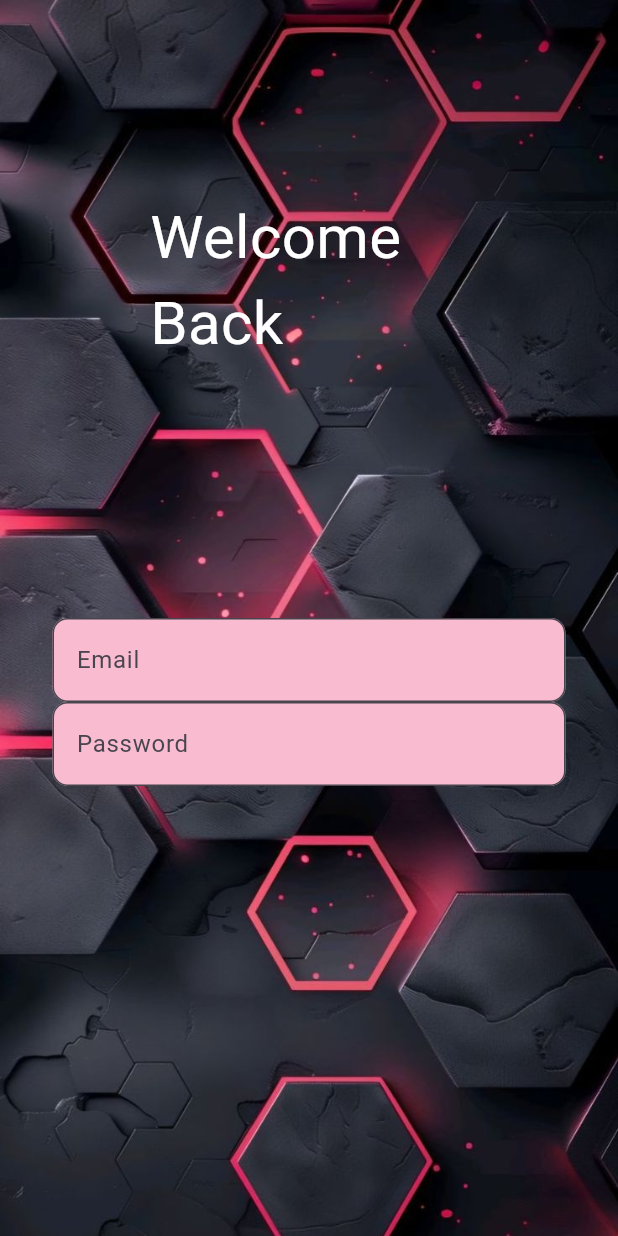
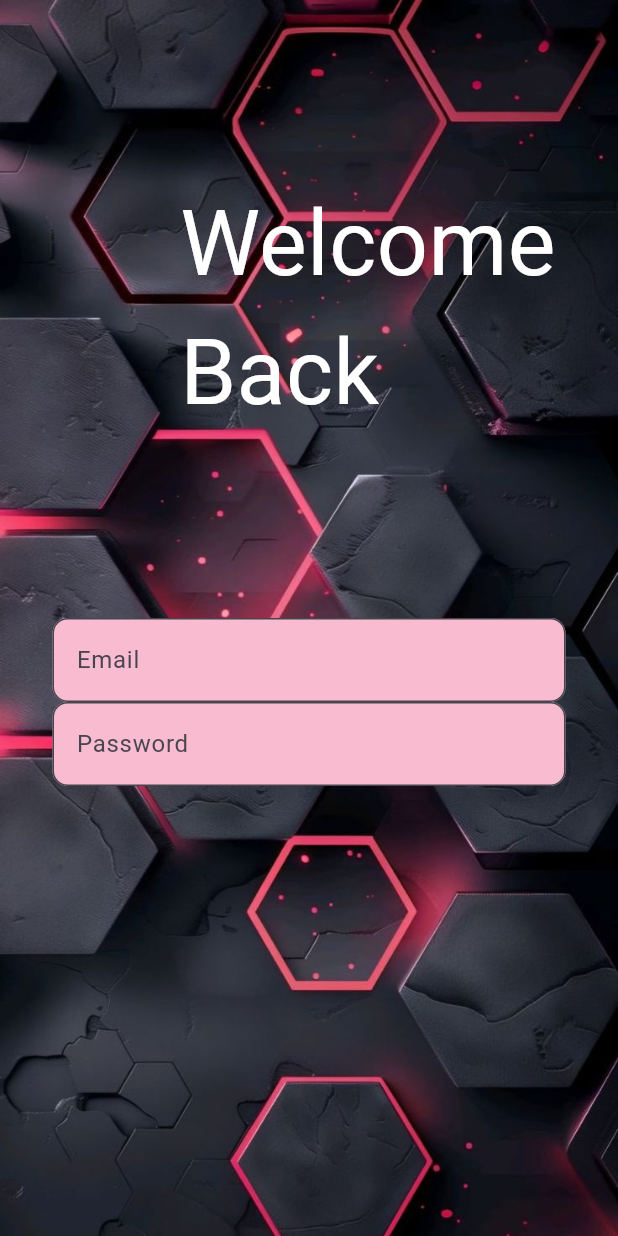
Before and after one commit to Darrylwin/Optimizers, a Flutter app: the screen it shows after launch, on a phone screen of 412 x 824 dp. Run offline on Flutter 3.47's test engine with Material 3 defaults, Android fonts, the phone set to English and light mode, and no system bars.

Commit message:
Modif de 'Welcome Back'

```diff
--- a/lib/login.dart
+++ b/lib/login.dart
@@ -21,10 +21,10 @@ class _MyLoginState extends State<MyLogin> {
         body: Stack(
           children: [
             Container(
-              padding: EdgeInsets.only(left: 100, top: 130),
-              child: Text("Welcome\nBack",style: TextStyle(
+              padding: EdgeInsets.only(left: 120, top: 120),
+              child: Text("Welcome Back",style: TextStyle(
                 color: Colors.white,
-                fontSize: 40
+                fontSize: 60
               ),),
             ),
             Container(
```
